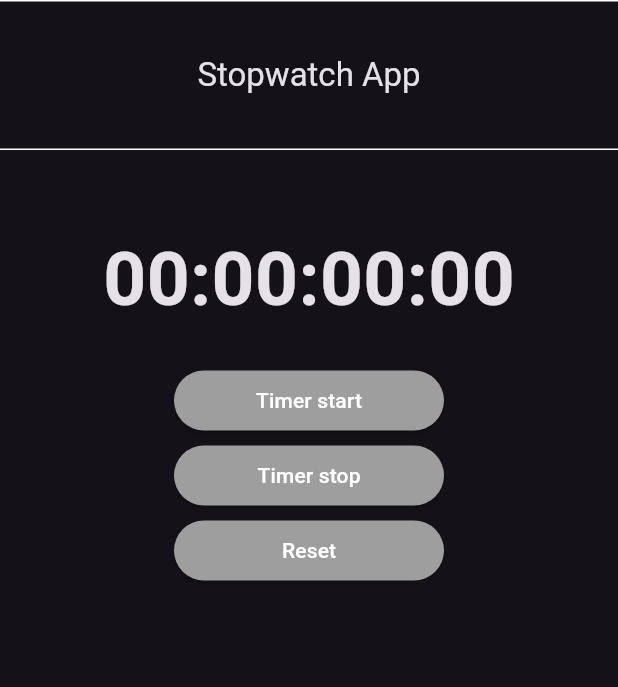
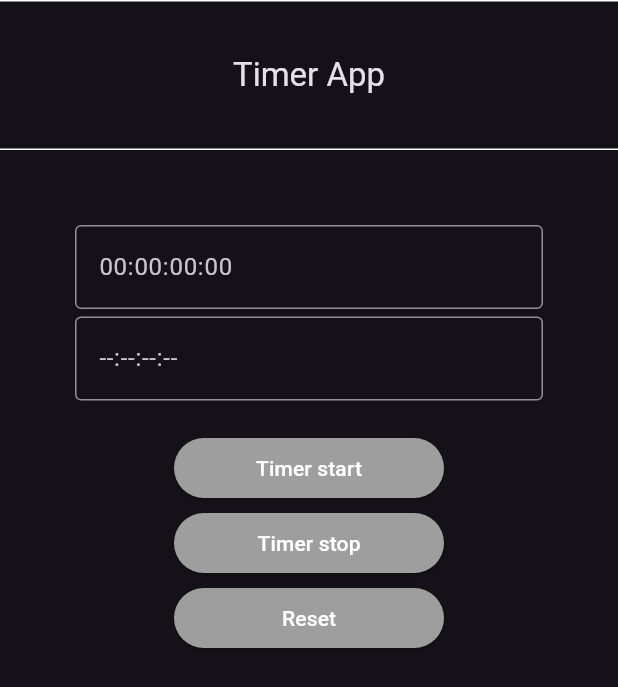
Before and after one commit to fabianStro/GitHubFolder, a Flutter app: the screen it shows after launch, on a phone screen of 412 x 824 dp. Shown: the top 687 px of the screen. Run offline on Flutter 3.47's test engine with Material 3 defaults, Android fonts, the phone set to English and light mode, and no system bars; Roboto replaces fonts that are missing (Arial).

Commit message:
First Push Timer

```diff
--- a/Flutter_Aufagben/flutter_sheet_timer/lib/main.dart
+++ b/Flutter_Aufagben/flutter_sheet_timer/lib/main.dart
@@ -13,9 +13,9 @@ class MyApp extends StatelessWidget {
     return MaterialApp(
       title: 'Flutter Project',
       theme: ThemeData(brightness: Brightness.dark, fontFamily: 'Arial'),
-      initialRoute: '/stopwatch',
+      initialRoute: '/timer',
       routes: {
-        '/stopwatch': (context) => StopwatchWidget(),
+        '/timer': (context) => TimerWidget(),
         /*'/registry': (context) => RegistryWidget(),
         '/start': (context) => StartScreenWidget(),
         '/detail': (context) => DetailWidget(), */
--- a/Flutter_Aufagben/flutter_sheet_timer/lib/timerWidget.dart
+++ b/Flutter_Aufagben/flutter_sheet_timer/lib/timerWidget.dart
@@ -1,14 +1,14 @@
 //import 'dart:async';
 import 'package:flutter/material.dart';
 
-class StopwatchWidget extends StatefulWidget {
-  const StopwatchWidget({super.key});
+class TimerWidget extends StatefulWidget {
+  const TimerWidget({super.key});
 
   @override
-  State<StopwatchWidget> createState() => _StopwatchWidgetState();
+  State<TimerWidget> createState() => _TimerWidgetState();
 }
 
-class _StopwatchWidgetState extends State<StopwatchWidget> {
+class _TimerWidgetState extends State<TimerWidget> {
   late Stopwatch _stopwatch;
   late int doubleDigit;
   bool _isRunnin = false;
@@ -46,7 +46,7 @@ class _StopwatchWidgetState extends State<StopwatchWidget> {
       child: Scaffold(
         appBar: AppBar(
           toolbarHeight: 100,
-          title: Text('Stopwatch App'),
+          title: Text('Timer App'),
           shape: Border(
             bottom: BorderSide(color: Colors.white),
             top: BorderSide(color: Colors.white),
@@ -60,7 +60,14 @@ class _StopwatchWidgetState extends State<StopwatchWidget> {
               // mainAxisAlignment: MainAxisAlignment.center,
               children: [
                 SizedBox(height: 50),
-                Text(_time, style: TextStyle(fontSize: 50.0, fontWeight: FontWeight.bold)),
+                TextField(
+                  decoration: InputDecoration(border: OutlineInputBorder(), labelText: '00:00:00:00'),
+                ),
+                SizedBox(height: 5.0),
+                TextField(
+                  decoration: InputDecoration(border: OutlineInputBorder(), labelText: '--:--:--:--'),
+                ),
+                // Text(_time, style: TextStyle(fontSize: 50.0, fontWeight: FontWeight.bold)),
                 SizedBox(height: 25),
                 SizedBox(
                   width: 180,
```
